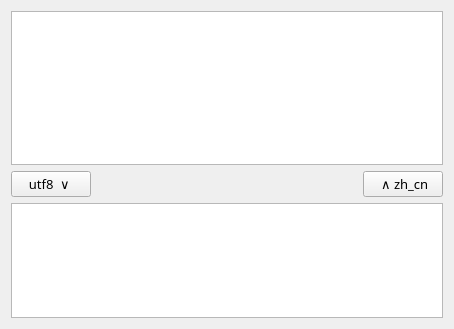
Ji-Yuhang/CovertUTF8, file widget.ui: the form before one commit.
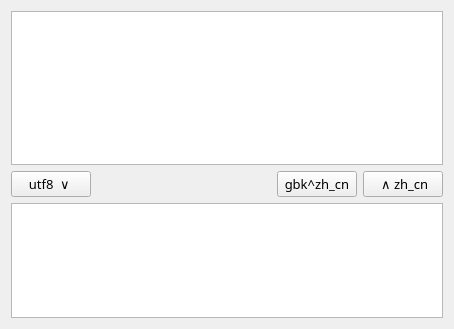
The form after the commit.

The edit to the form file:
```diff
--- a/widget.ui
+++ b/widget.ui
@@ -35,7 +35,7 @@
      </property>
     </spacer>
    </item>
-   <item row="2" column="2">
+   <item row="2" column="3">
     <widget class="QPushButton" name="tocn">
      <property name="text">
       <string> ∧ zh_cn</string>
@@ -49,12 +49,19 @@
      </property>
     </widget>
    </item>
-   <item row="0" column="0" colspan="3">
+   <item row="0" column="0" colspan="4">
     <widget class="QTextEdit" name="cn"/>
    </item>
-   <item row="3" column="0" rowspan="2" colspan="3">
+   <item row="4" column="0" rowspan="2" colspan="4">
     <widget class="QTextEdit" name="utf"/>
    </item>
+   <item row="2" column="2">
+    <widget class="QPushButton" name="gbk">
+     <property name="text">
+      <string>gbk^zh_cn</string>
+     </property>
+    </widget>
+   </item>
   </layout>
  </widget>
  <layoutdefault spacing="6" margin="11"/>
```
